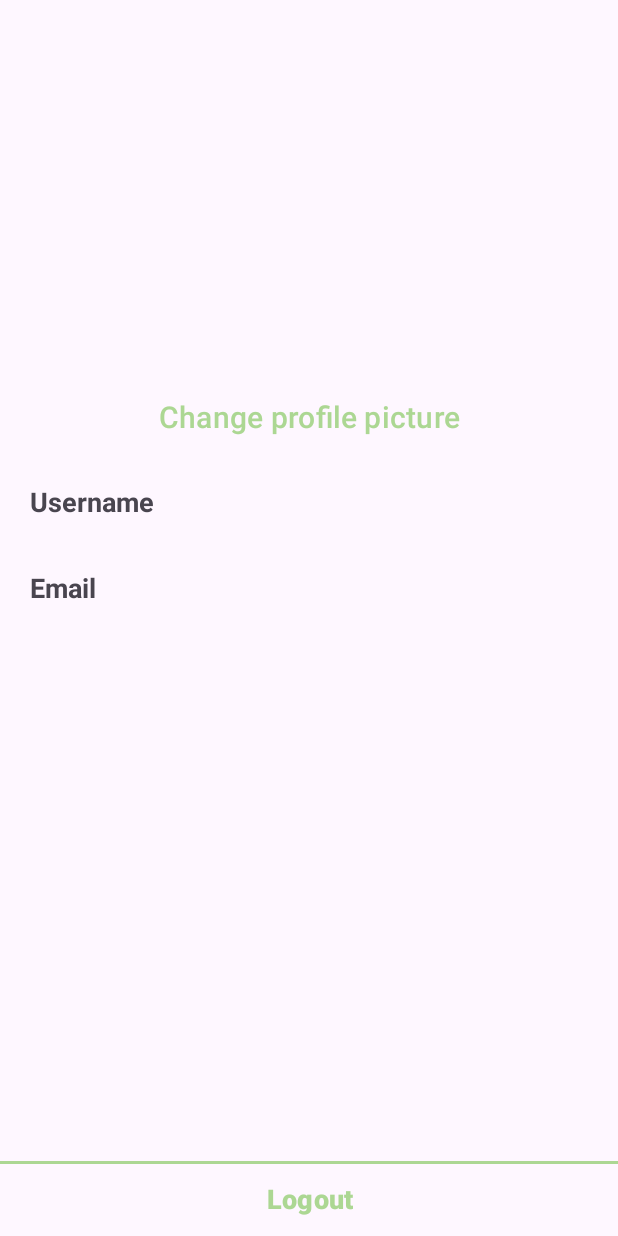
After one commit to FlavourFInder/mobile-development, an Android app: the ProfileActivity screen opened directly, with no data from a screen before it, on a phone screen of 412 x 824 dp. The commit adds this screen. Run offline under Robolectric (Android 15) with nearby library versions, the phone set to English and light mode, and no system bars; our stand-ins replace CircleImageView.

Commit message:
menambahkan profile activity

```diff
--- a/app/build.gradle.kts
+++ b/app/build.gradle.kts
@@ -66,4 +66,6 @@ dependencies {
     implementation ("com.squareup.retrofit2:retrofit-mock:2.9.0")
     implementation ("com.squareup.okhttp3:okhttp:4.12.0")
     implementation("com.squareup.okhttp3:logging-interceptor:4.11.0")
+
+    implementation("de.hdodenhof:circleimageview:3.1.0")
 }
--- a/app/src/main/AndroidManifest.xml
+++ b/app/src/main/AndroidManifest.xml
@@ -2,7 +2,7 @@
 <manifest xmlns:android="http://schemas.android.com/apk/res/android"
     xmlns:tools="http://schemas.android.com/tools">
 
-    <uses-permission android:name="android.permission.INTERNET"/>
+    <uses-permission android:name="android.permission.INTERNET" />
 
     <application
         android:allowBackup="true"
@@ -15,9 +15,12 @@
         android:theme="@style/Theme.FlavorFinder"
         tools:targetApi="31">
         <activity
+            android:name=".view.ui.profile.ProfileActivity"
+            android:exported="false" />
+        <activity
             android:name=".view.MainActivity"
             android:exported="true"
-            android:label="@string/title_activity_main" >
+            android:label="@string/title_activity_main">
             <intent-filter>
                 <action android:name="android.intent.action.MAIN" />
 
@@ -29,8 +32,7 @@
             android:exported="false" />
         <activity
             android:name=".view.SigninActivity"
-            android:exported="true">
-        </activity>
+            android:exported="true"></activity>
     </application>
 
 </manifest>
--- a/app/src/main/java/com/example/flavorfinder/view/MainActivity.kt
+++ b/app/src/main/java/com/example/flavorfinder/view/MainActivity.kt
@@ -1,6 +1,9 @@
 package com.example.flavorfinder.view
 
+import android.content.Intent
 import android.os.Bundle
+import android.view.Menu
+import android.view.MenuItem
 import androidx.appcompat.app.AppCompatActivity
 import androidx.navigation.findNavController
 import androidx.navigation.ui.AppBarConfiguration
@@ -8,6 +11,7 @@ import androidx.navigation.ui.setupWithNavController
 import com.example.flavorfinder.R
 import com.example.flavorfinder.databinding.ActivityMainBinding
 import com.example.flavorfinder.view.ui.home.HomeFragment
+import com.example.flavorfinder.view.ui.profile.ProfileActivity
 import com.google.android.material.bottomnavigation.BottomNavigationView
 
 class MainActivity : AppCompatActivity() {
@@ -23,7 +27,14 @@ class MainActivity : AppCompatActivity() {
             searchView.setupWithSearchBar(searchBar)
             searchBar.inflateMenu(R.menu.search_bar_menu)
             searchBar.setOnMenuItemClickListener { menuItem ->
-                true
+                when(menuItem.itemId) {
+                    R.id.action_profile -> {
+                        val intent = Intent(this@MainActivity, ProfileActivity::class.java)
+                        startActivity(intent)
+                        true
+                    }
+                    else -> false
+                }
             }
         }
 
--- /dev/null
+++ b/app/src/main/java/com/example/flavorfinder/view/ui/profile/ProfileActivity.kt
@@ -0,0 +1,21 @@
+package com.example.flavorfinder.view.ui.profile
+
+import android.os.Bundle
+import androidx.activity.enableEdgeToEdge
+import androidx.appcompat.app.AppCompatActivity
+import androidx.core.view.ViewCompat
+import androidx.core.view.WindowInsetsCompat
+import com.example.flavorfinder.R
+
+class ProfileActivity : AppCompatActivity() {
+    override fun onCreate(savedInstanceState: Bundle?) {
+        super.onCreate(savedInstanceState)
+        enableEdgeToEdge()
+        setContentView(R.layout.activity_profile)
+        ViewCompat.setOnApplyWindowInsetsListener(findViewById(R.id.main)) { v, insets ->
+            val systemBars = insets.getInsets(WindowInsetsCompat.Type.systemBars())
+            v.setPadding(systemBars.left, systemBars.top, systemBars.right, systemBars.bottom)
+            insets
+        }
+    }
+}
--- /dev/null
+++ b/app/src/main/res/layout/activity_profile.xml
@@ -0,0 +1,99 @@
+<?xml version="1.0" encoding="utf-8"?>
+<androidx.constraintlayout.widget.ConstraintLayout xmlns:android="http://schemas.android.com/apk/res/android"
+    xmlns:app="http://schemas.android.com/apk/res-auto"
+    xmlns:tools="http://schemas.android.com/tools"
+    android:id="@+id/main"
+    android:layout_width="match_parent"
+    android:layout_height="match_parent"
+    tools:context=".view.ui.profile.ProfileActivity">
+
+    <de.hdodenhof.circleimageview.CircleImageView
+        android:id="@+id/iv_profile"
+        android:layout_width="200dp"
+        android:layout_height="200dp"
+        tools:src="@tools:sample/avatars"
+        android:layout_marginTop="50dp"
+        app:layout_constraintStart_toStartOf="parent"
+        app:layout_constraintTop_toTopOf="parent"
+        app:layout_constraintEnd_toEndOf="parent"/>
+
+    <Button
+        android:id="@+id/btn_change_iv_profile"
+        android:layout_width="wrap_content"
+        android:layout_height="wrap_content"
+        android:background="@color/transparent"
+        android:text="@string/change_profile_picture"
+        android:textColor="@color/green"
+        android:textSize="20sp"
+        android:layout_margin="4dp"
+        app:layout_constraintStart_toStartOf="parent"
+        app:layout_constraintTop_toBottomOf="@id/iv_profile"
+        app:layout_constraintEnd_toEndOf="parent"/>
+
+    <LinearLayout
+        android:id="@+id/layout_data"
+        android:layout_width="match_parent"
+        android:layout_height="wrap_content"
+        android:layout_margin="20dp"
+        app:layout_constraintStart_toStartOf="parent"
+        app:layout_constraintTop_toBottomOf="@id/btn_change_iv_profile"
+        app:layout_constraintEnd_toEndOf="parent"
+        android:orientation="vertical">
+
+        <TextView
+            android:layout_width="match_parent"
+            android:layout_height="wrap_content"
+            android:text="@string/username"
+            android:textStyle="bold"
+            android:textSize="18sp"/>
+
+        <TextView
+            android:id="@+id/tv_username"
+            android:layout_width="match_parent"
+            android:layout_height="wrap_content"
+            tools:text="@tools:sample/first_names"
+            android:textSize="18sp"
+            android:textColor="@color/green"
+            android:layout_marginTop="4dp"/>
+
+        <TextView
+            android:layout_width="match_parent"
+            android:layout_height="wrap_content"
+            android:text="@string/email"
+            android:textStyle="bold"
+            android:layout_marginTop="4dp"
+            android:textSize="18sp"/>
+
+        <TextView
+            android:id="@+id/tv_email"
+            android:layout_width="match_parent"
+            android:layout_height="wrap_content"
+            tools:text="Jacob@gmail.com"
+            android:textSize="18sp"
+            android:textColor="@color/green"
+            android:layout_marginTop="4dp"/>
+
+    </LinearLayout>
+
+    <View
+        android:layout_width="match_parent"
+        android:layout_height="2dp"
+        android:background="@color/green"
+        app:layout_constraintStart_toStartOf="parent"
+        app:layout_constraintTop_toTopOf="@id/btn_logout"
+        app:layout_constraintEnd_toEndOf="parent"/>
+
+    <Button
+        android:id="@+id/btn_logout"
+        android:layout_width="match_parent"
+        android:layout_height="50dp"
+        android:text="@string/logout"
+        android:textColor="@color/green"
+        android:textStyle="bold"
+        android:textSize="18sp"
+        app:layout_constraintStart_toStartOf="parent"
+        app:layout_constraintEnd_toEndOf="parent"
+        app:layout_constraintBottom_toBottomOf="parent"
+        android:background="@color/transparent"/>
+
+</androidx.constraintlayout.widget.ConstraintLayout>
--- a/app/src/main/res/values/colors.xml
+++ b/app/src/main/res/values/colors.xml
@@ -6,4 +6,5 @@
     <color name="green">#ACD793</color>
     <color name="orange500">#FFA62F</color>
     <color name="orange200">#FFC96F</color>
+    <color name="transparent">#00000000</color>
 </resources>
--- a/app/src/main/res/values/strings.xml
+++ b/app/src/main/res/values/strings.xml
@@ -18,4 +18,6 @@
     <string name="title_notifications">Notifications</string>
     <string name="userProfile">user profile</string>
     <string name="example_receipt_title">Ikan Goreng Tepung</string>
+    <string name="change_profile_picture">Change profile picture</string>
+    <string name="logout">Logout</string>
 </resources>
```
